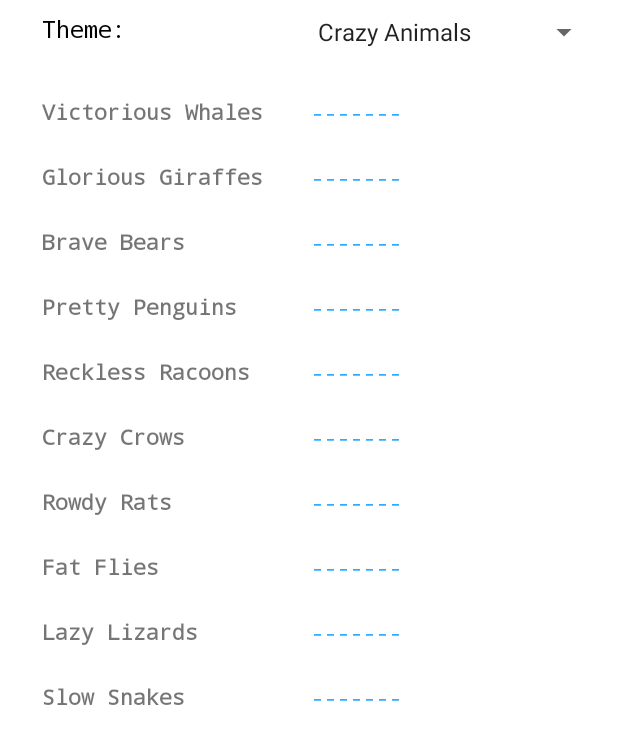
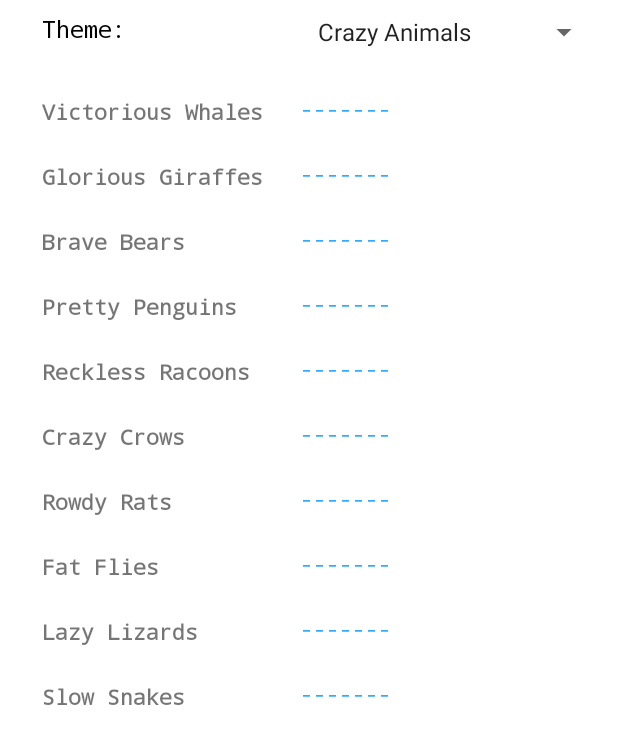
Before and after one commit to DavisH999/Board_Game_Tracker, an Android app: the AchievementsActivity screen opened directly, with no data from a screen before it, on a phone screen of 412 x 824 dp. Shown: the part 274-1018 px from the top of the screen. Run offline under Robolectric (Android 15) with nearby library versions, the phone set to English and light mode, and no system bars.

Commit message:
Update layout of Achievement.

```diff
--- a/app/src/main/res/layout/activity_achivements.xml
+++ b/app/src/main/res/layout/activity_achivements.xml
@@ -7,9 +7,10 @@
     tools:context=".AchievementsActivity">
 
     <include
+        android:id="@+id/include"
         layout="@layout/toolbar_achievements"
-        tools:layout_editor_absoluteX="28dp"
-        tools:layout_editor_absoluteY="104dp" />
+        tools:layout_editor_absoluteX="0dp"
+        tools:layout_editor_absoluteY="0dp" />
 
     <TextView
         android:id="@+id/tv_difficultInAchievements"
@@ -199,110 +200,110 @@
         android:id="@+id/tv_range0"
         android:layout_width="wrap_content"
         android:layout_height="wrap_content"
-        android:layout_marginStart="32dp"
-        android:layout_marginTop="124dp"
+        android:layout_marginStart="200dp"
+        android:layout_marginTop="32dp"
         android:fontFamily="monospace"
         android:textColor="@color/blue_custom"
-        app:layout_constraintStart_toEndOf="@+id/tv_achievement1"
-        app:layout_constraintTop_toBottomOf="@+id/tv_numPlayersInAchievements" />
+        app:layout_constraintStart_toStartOf="parent"
+        app:layout_constraintTop_toBottomOf="@+id/tv_theme_achievements" />
 
     <TextView
         android:id="@+id/tv_range1"
         android:layout_width="wrap_content"
         android:layout_height="wrap_content"
-        android:layout_marginStart="32dp"
+        android:layout_marginStart="200dp"
         android:layout_marginTop="24dp"
         android:fontFamily="monospace"
         android:textColor="@color/blue_custom"
-        app:layout_constraintStart_toEndOf="@+id/tv_achievement1"
+        app:layout_constraintStart_toStartOf="parent"
         app:layout_constraintTop_toBottomOf="@+id/tv_range0" />
 
     <TextView
         android:id="@+id/tv_range2"
         android:layout_width="wrap_content"
         android:layout_height="wrap_content"
-        android:layout_marginStart="32dp"
+        android:layout_marginStart="200dp"
         android:layout_marginTop="24dp"
         android:fontFamily="monospace"
         android:textColor="@color/blue_custom"
-        app:layout_constraintStart_toEndOf="@+id/tv_achievement1"
+        app:layout_constraintStart_toStartOf="parent"
         app:layout_constraintTop_toBottomOf="@+id/tv_range1" />
 
     <TextView
         android:id="@+id/tv_range3"
         android:layout_width="wrap_content"
         android:layout_height="wrap_content"
-        android:layout_marginStart="32dp"
+        android:layout_marginStart="200dp"
         android:layout_marginTop="24dp"
         android:fontFamily="monospace"
         android:textColor="@color/blue_custom"
-        app:layout_constraintStart_toEndOf="@+id/tv_achievement1"
+        app:layout_constraintStart_toStartOf="parent"
         app:layout_constraintTop_toBottomOf="@+id/tv_range2" />
 
     <TextView
         android:id="@+id/tv_range4"
         android:layout_width="wrap_content"
         android:layout_height="wrap_content"
-        android:layout_marginStart="32dp"
+        android:layout_marginStart="200dp"
         android:layout_marginTop="24dp"
         android:fontFamily="monospace"
         android:textColor="@color/blue_custom"
-        app:layout_constraintStart_toEndOf="@+id/tv_achievement1"
+        app:layout_constraintStart_toStartOf="parent"
         app:layout_constraintTop_toBottomOf="@+id/tv_range3" />
 
     <TextView
         android:id="@+id/tv_range5"
         android:layout_width="wrap_content"
         android:layout_height="wrap_content"
-        android:layout_marginStart="32dp"
+        android:layout_marginStart="200dp"
         android:layout_marginTop="24dp"
         android:fontFamily="monospace"
         android:textColor="@color/blue_custom"
-        app:layout_constraintStart_toEndOf="@+id/tv_achievement1"
+        app:layout_constraintStart_toStartOf="parent"
         app:layout_constraintTop_toBottomOf="@+id/tv_range4" />
 
     <TextView
         android:id="@+id/tv_range6"
         android:layout_width="wrap_content"
         android:layout_height="wrap_content"
-        android:layout_marginStart="32dp"
+        android:layout_marginStart="200dp"
         android:layout_marginTop="24dp"
         android:fontFamily="monospace"
         android:textColor="@color/blue_custom"
-        app:layout_constraintStart_toEndOf="@+id/tv_achievement1"
+        app:layout_constraintStart_toStartOf="parent"
         app:layout_constraintTop_toBottomOf="@+id/tv_range5" />
 
     <TextView
         android:id="@+id/tv_range7"
         android:layout_width="wrap_content"
         android:layout_height="wrap_content"
-        android:layout_marginStart="32dp"
+        android:layout_marginStart="200dp"
         android:layout_marginTop="24dp"
         android:fontFamily="monospace"
         android:textColor="@color/blue_custom"
-        app:layout_constraintStart_toEndOf="@+id/tv_achievement1"
+        app:layout_constraintStart_toStartOf="parent"
         app:layout_constraintTop_toBottomOf="@+id/tv_range6" />
 
     <TextView
         android:id="@+id/tv_range8"
         android:layout_width="wrap_content"
         android:layout_height="wrap_content"
-        android:layout_marginStart="32dp"
+        android:layout_marginStart="200dp"
         android:layout_marginTop="24dp"
         android:fontFamily="monospace"
         android:textColor="@color/blue_custom"
-        app:layout_constraintStart_toEndOf="@+id/tv_achievement1"
+        app:layout_constraintStart_toStartOf="parent"
         app:layout_constraintTop_toBottomOf="@+id/tv_range7" />
 
     <TextView
         android:id="@+id/tv_range9"
         android:layout_width="wrap_content"
         android:layout_height="wrap_content"
-        android:layout_marginStart="32dp"
+        android:layout_marginStart="200dp"
         android:layout_marginTop="24dp"
         android:fontFamily="monospace"
         android:textColor="@color/blue_custom"
-        app:layout_constraintStart_toEndOf="@+id/tv_achievement1"
+        app:layout_constraintStart_toStartOf="parent"
         app:layout_constraintTop_toBottomOf="@+id/tv_range8" />
 
     <TextView
```
